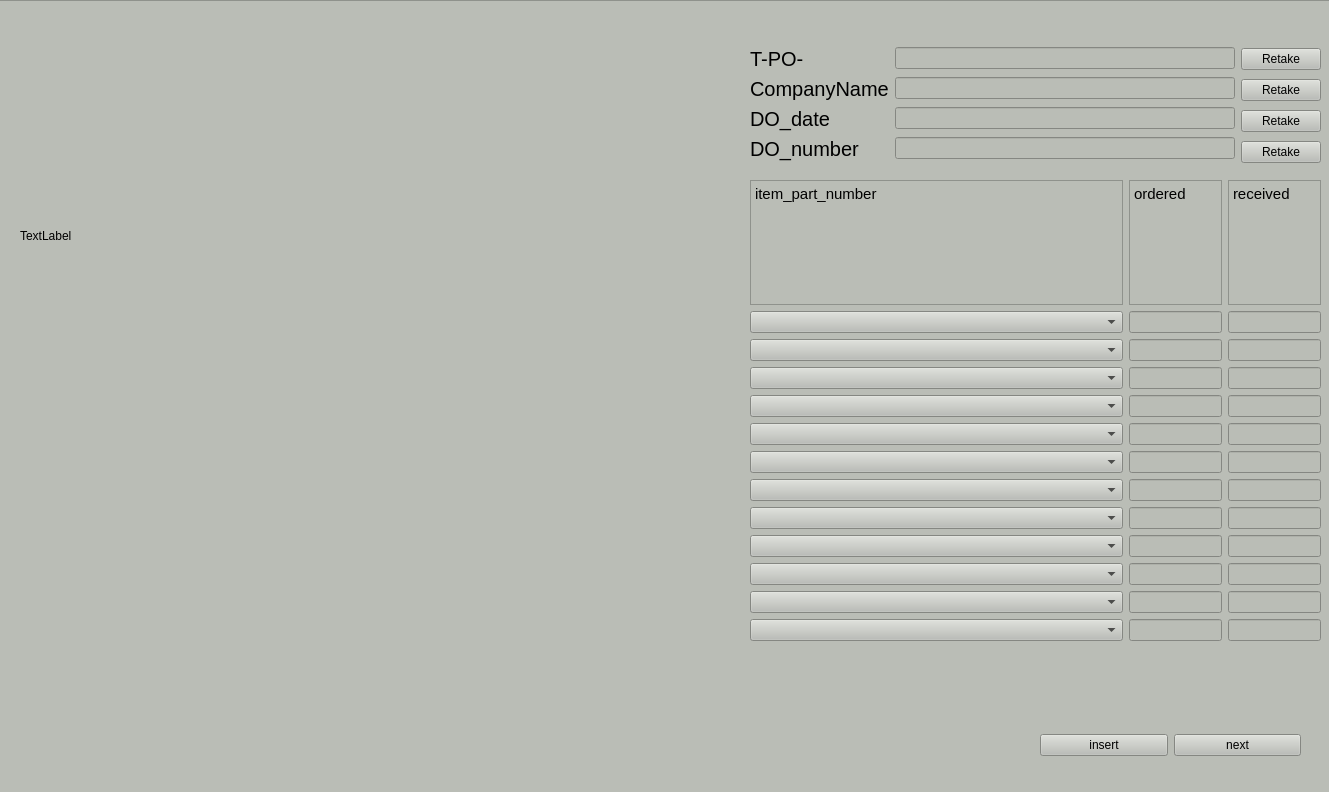
Qt form DO.ui (minglok943/TSH_DO_OCR) before a commit.
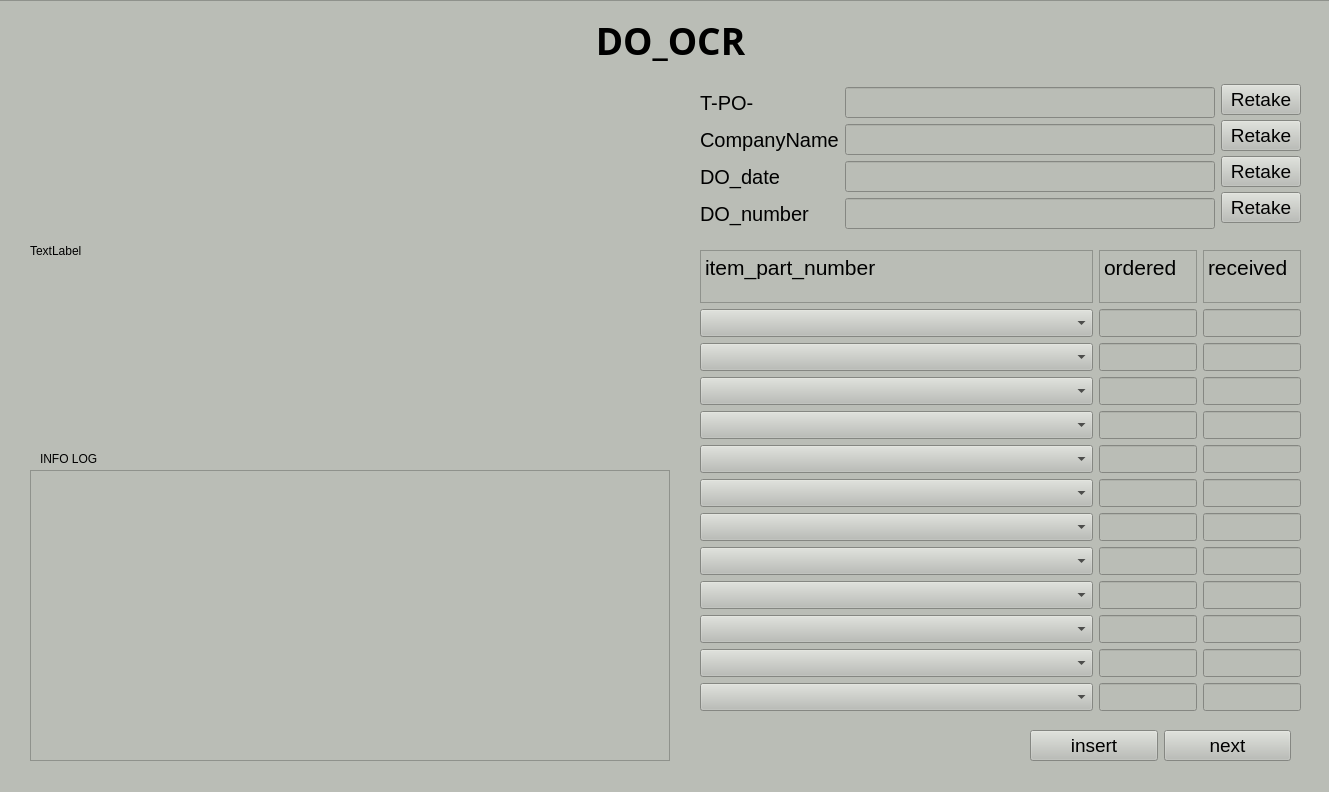
The same form after that commit. Icons and pictures are not drawn.

Commit message: insert and next button working, info log working

```diff
--- a/DO.ui
+++ b/DO.ui
@@ -16,10 +16,10 @@
   <widget class="QFrame" name="frame">
    <property name="geometry">
     <rect>
-     <x>-10</x>
+     <x>-30</x>
      <y>0</y>
-     <width>1341</width>
-     <height>881</height>
+     <width>1371</width>
+     <height>901</height>
     </rect>
    </property>
    <property name="styleSheet">
@@ -34,10 +34,10 @@
    <widget class="QLabel" name="feedLabel">
     <property name="geometry">
      <rect>
-      <x>30</x>
-      <y>20</y>
-      <width>691</width>
-      <height>431</height>
+      <x>60</x>
+      <y>80</y>
+      <width>640</width>
+      <height>341</height>
      </rect>
     </property>
     <property name="text">
@@ -47,13 +47,16 @@
    <widget class="QWidget" name="horizontalLayoutWidget">
     <property name="geometry">
      <rect>
-      <x>760</x>
-      <y>40</y>
-      <width>571</width>
-      <height>134</height>
+      <x>730</x>
+      <y>80</y>
+      <width>601</width>
+      <height>161</height>
      </rect>
     </property>
     <layout class="QHBoxLayout" name="horizontalLayout_2">
+     <property name="sizeConstraint">
+      <enum>QLayout::SetDefaultConstraint</enum>
+     </property>
      <item>
       <layout class="QFormLayout" name="formLayout">
        <property name="topMargin">
@@ -75,7 +78,13 @@
         </widget>
        </item>
        <item row="0" column="1">
-        <widget class="QLineEdit" name="tPOLineEdit"/>
+        <widget class="QLineEdit" name="tPOLineEdit">
+         <property name="font">
+          <font>
+           <pointsize>14</pointsize>
+          </font>
+         </property>
+        </widget>
        </item>
        <item row="1" column="0">
         <widget class="QLabel" name="companyNameLabel">
@@ -90,7 +99,13 @@
         </widget>
        </item>
        <item row="1" column="1">
-        <widget class="QLineEdit" name="companyNameLineEdit"/>
+        <widget class="QLineEdit" name="companyNameLineEdit">
+         <property name="font">
+          <font>
+           <pointsize>14</pointsize>
+          </font>
+         </property>
+        </widget>
        </item>
        <item row="2" column="0">
         <widget class="QLabel" name="dO_dateLabel">
@@ -105,7 +120,13 @@
         </widget>
        </item>
        <item row="2" column="1">
-        <widget class="QLineEdit" name="dO_dateLineEdit"/>
+        <widget class="QLineEdit" name="dO_dateLineEdit">
+         <property name="font">
+          <font>
+           <pointsize>14</pointsize>
+          </font>
+         </property>
+        </widget>
        </item>
        <item row="3" column="0">
         <widget class="QLabel" name="dO_numberLabel">
@@ -120,7 +141,13 @@
         </widget>
        </item>
        <item row="3" column="1">
-        <widget class="QLineEdit" name="dO_numberLineEdit"/>
+        <widget class="QLineEdit" name="dO_numberLineEdit">
+         <property name="font">
+          <font>
+           <pointsize>14</pointsize>
+          </font>
+         </property>
+        </widget>
        </item>
       </layout>
      </item>
@@ -133,10 +160,15 @@
         <number>0</number>
        </property>
        <property name="bottomMargin">
-        <number>2</number>
+        <number>10</number>
        </property>
        <item>
         <widget class="QPushButton" name="poRetakeButton">
+         <property name="font">
+          <font>
+           <pointsize>14</pointsize>
+          </font>
+         </property>
          <property name="text">
           <string>Retake</string>
          </property>
@@ -144,6 +176,11 @@
        </item>
        <item>
         <widget class="QPushButton" name="companyNameRetakeButton">
+         <property name="font">
+          <font>
+           <pointsize>14</pointsize>
+          </font>
+         </property>
          <property name="text">
           <string>Retake</string>
          </property>
@@ -151,6 +188,11 @@
        </item>
        <item>
         <widget class="QPushButton" name="doDateRetakeButton">
+         <property name="font">
+          <font>
+           <pointsize>14</pointsize>
+          </font>
+         </property>
          <property name="text">
           <string>Retake</string>
          </property>
@@ -158,6 +200,11 @@
        </item>
        <item>
         <widget class="QPushButton" name="doNumberRetakeButton">
+         <property name="font">
+          <font>
+           <pointsize>14</pointsize>
+          </font>
+         </property>
          <property name="text">
           <string>Retake</string>
          </property>
@@ -170,22 +217,32 @@
    <widget class="QWidget" name="horizontalLayoutWidget_2">
     <property name="geometry">
      <rect>
-      <x>1050</x>
+      <x>1060</x>
       <y>730</y>
       <width>261</width>
-      <height>31</height>
+      <height>32</height>
      </rect>
     </property>
     <layout class="QHBoxLayout" name="horizontalLayout">
-     <item>
-      <widget class="QPushButton" name="nextButton">
-       <property name="text">
-        <string>insert</string>
-       </property>
-      </widget>
-     </item>
      <item>
       <widget class="QPushButton" name="insertButton">
+       <property name="font">
+        <font>
+         <pointsize>14</pointsize>
+        </font>
+       </property>
+       <property name="text">
+        <string>insert</string>
+       </property>
+      </widget>
+     </item>
+     <item>
+      <widget class="QPushButton" name="nextButton">
+       <property name="font">
+        <font>
+         <pointsize>14</pointsize>
+        </font>
+       </property>
        <property name="text">
         <string>next</string>
        </property>
@@ -196,9 +253,9 @@
    <widget class="QWidget" name="verticalLayoutWidget_4">
     <property name="geometry">
      <rect>
-      <x>760</x>
-      <y>180</y>
-      <width>571</width>
+      <x>730</x>
+      <y>250</y>
+      <width>601</width>
       <height>461</height>
      </rect>
     </property>
@@ -225,6 +282,11 @@
            <height>28</height>
           </size>
          </property>
+         <property name="font">
+          <font>
+           <pointsize>15</pointsize>
+          </font>
+         </property>
          <property name="frameShape">
           <enum>QFrame::StyledPanel</enum>
          </property>
@@ -232,8 +294,8 @@
           <string>&lt;!DOCTYPE HTML PUBLIC &quot;-//W3C//DTD HTML 4.0//EN&quot; &quot;http://www.w3.org/TR/REC-html40/strict.dtd&quot;&gt;
 &lt;html&gt;&lt;head&gt;&lt;meta name=&quot;qrichtext&quot; content=&quot;1&quot; /&gt;&lt;style type=&quot;text/css&quot;&gt;
 p, li { white-space: pre-wrap; }
-&lt;/style&gt;&lt;/head&gt;&lt;body style=&quot; font-family:'Ubuntu'; font-size:11pt; font-weight:400; font-style:normal;&quot;&gt;
-&lt;p style=&quot; margin-top:0px; margin-bottom:0px; margin-left:0px; margin-right:0px; -qt-block-indent:0; text-indent:0px;&quot;&gt;item_part_number&lt;/p&gt;&lt;/body&gt;&lt;/html&gt;</string>
+&lt;/style&gt;&lt;/head&gt;&lt;body style=&quot; font-family:'Ubuntu'; font-size:15pt; font-weight:400; font-style:normal;&quot;&gt;
+&lt;p style=&quot; margin-top:0px; margin-bottom:0px; margin-left:0px; margin-right:0px; -qt-block-indent:0; text-indent:0px;&quot;&gt;&lt;span style=&quot; font-size:16pt;&quot;&gt;item_part_number&lt;/span&gt;&lt;/p&gt;&lt;/body&gt;&lt;/html&gt;</string>
          </property>
         </widget>
        </item>
@@ -251,12 +313,17 @@
            <height>28</height>
           </size>
          </property>
+         <property name="font">
+          <font>
+           <pointsize>15</pointsize>
+          </font>
+         </property>
          <property name="html">
           <string>&lt;!DOCTYPE HTML PUBLIC &quot;-//W3C//DTD HTML 4.0//EN&quot; &quot;http://www.w3.org/TR/REC-html40/strict.dtd&quot;&gt;
 &lt;html&gt;&lt;head&gt;&lt;meta name=&quot;qrichtext&quot; content=&quot;1&quot; /&gt;&lt;style type=&quot;text/css&quot;&gt;
 p, li { white-space: pre-wrap; }
-&lt;/style&gt;&lt;/head&gt;&lt;body style=&quot; font-family:'Ubuntu'; font-size:11pt; font-weight:400; font-style:normal;&quot;&gt;
-&lt;p style=&quot; margin-top:0px; margin-bottom:0px; margin-left:0px; margin-right:0px; -qt-block-indent:0; text-indent:0px;&quot;&gt;ordered&lt;/p&gt;&lt;/body&gt;&lt;/html&gt;</string>
+&lt;/style&gt;&lt;/head&gt;&lt;body style=&quot; font-family:'Ubuntu'; font-size:15pt; font-weight:400; font-style:normal;&quot;&gt;
+&lt;p style=&quot; margin-top:0px; margin-bottom:0px; margin-left:0px; margin-right:0px; -qt-block-indent:0; text-indent:0px;&quot;&gt;&lt;span style=&quot; font-size:16pt;&quot;&gt;ordered&lt;/span&gt;&lt;/p&gt;&lt;/body&gt;&lt;/html&gt;</string>
          </property>
         </widget>
        </item>
@@ -268,12 +335,17 @@
            <height>28</height>
           </size>
          </property>
+         <property name="font">
+          <font>
+           <pointsize>15</pointsize>
+          </font>
+         </property>
          <property name="html">
           <string>&lt;!DOCTYPE HTML PUBLIC &quot;-//W3C//DTD HTML 4.0//EN&quot; &quot;http://www.w3.org/TR/REC-html40/strict.dtd&quot;&gt;
 &lt;html&gt;&lt;head&gt;&lt;meta name=&quot;qrichtext&quot; content=&quot;1&quot; /&gt;&lt;style type=&quot;text/css&quot;&gt;
 p, li { white-space: pre-wrap; }
-&lt;/style&gt;&lt;/head&gt;&lt;body style=&quot; font-family:'Ubuntu'; font-size:11pt; font-weight:400; font-style:normal;&quot;&gt;
-&lt;p style=&quot; margin-top:0px; margin-bottom:0px; margin-left:0px; margin-right:0px; -qt-block-indent:0; text-indent:0px;&quot;&gt;received&lt;/p&gt;&lt;/body&gt;&lt;/html&gt;</string>
+&lt;/style&gt;&lt;/head&gt;&lt;body style=&quot; font-family:'Ubuntu'; font-size:15pt; font-weight:400; font-style:normal;&quot;&gt;
+&lt;p style=&quot; margin-top:0px; margin-bottom:0px; margin-left:0px; margin-right:0px; -qt-block-indent:0; text-indent:0px;&quot;&gt;&lt;span style=&quot; font-size:16pt;&quot;&gt;received&lt;/span&gt;&lt;/p&gt;&lt;/body&gt;&lt;/html&gt;</string>
          </property>
         </widget>
        </item>
@@ -287,120 +359,336 @@
           <enum>QLayout::SetFixedSize</enum>
          </property>
          <item>
-          <widget class="QComboBox" name="comboBox0"/>
+          <widget class="QComboBox" name="comboBox0">
+           <property name="font">
+            <font>
+             <pointsize>13</pointsize>
+            </font>
+           </property>
+          </widget>
          </item>
          <item>
-          <widget class="QComboBox" name="comboBox1"/>
+          <widget class="QComboBox" name="comboBox1">
+           <property name="font">
+            <font>
+             <pointsize>13</pointsize>
+            </font>
+           </property>
+          </widget>
          </item>
          <item>
-          <widget class="QComboBox" name="comboBox2"/>
+          <widget class="QComboBox" name="comboBox2">
+           <property name="font">
+            <font>
+             <pointsize>13</pointsize>
+            </font>
+           </property>
+          </widget>
          </item>
          <item>
-          <widget class="QComboBox" name="comboBox3"/>
+          <widget class="QComboBox" name="comboBox3">
+           <property name="font">
+            <font>
+             <pointsize>13</pointsize>
+            </font>
+           </property>
+          </widget>
          </item>
          <item>
-          <widget class="QComboBox" name="comboBox4"/>
+          <widget class="QComboBox" name="comboBox4">
+           <property name="font">
+            <font>
+             <pointsize>13</pointsize>
+            </font>
+           </property>
+          </widget>
          </item>
          <item>
-          <widget class="QComboBox" name="comboBox5"/>
+          <widget class="QComboBox" name="comboBox5">
+           <property name="font">
+            <font>
+             <pointsize>13</pointsize>
+            </font>
+           </property>
+          </widget>
          </item>
          <item>
-          <widget class="QComboBox" name="comboBox6"/>
+          <widget class="QComboBox" name="comboBox6">
+           <property name="font">
+            <font>
+             <pointsize>13</pointsize>
+            </font>
+           </property>
+          </widget>
          </item>
          <item>
-          <widget class="QComboBox" name="comboBox7"/>
+          <widget class="QComboBox" name="comboBox7">
+           <property name="font">
+            <font>
+             <pointsize>13</pointsize>
+            </font>
+           </property>
+          </widget>
          </item>
          <item>
-          <widget class="QComboBox" name="comboBox8"/>
+          <widget class="QComboBox" name="comboBox8">
+           <property name="font">
+            <font>
+             <pointsize>13</pointsize>
+            </font>
+           </property>
+          </widget>
          </item>
          <item>
-          <widget class="QComboBox" name="comboBox9"/>
+          <widget class="QComboBox" name="comboBox9">
+           <property name="font">
+            <font>
+             <pointsize>13</pointsize>
+            </font>
+           </property>
+          </widget>
          </item>
          <item>
-          <widget class="QComboBox" name="comboBox10"/>
+          <widget class="QComboBox" name="comboBox10">
+           <property name="font">
+            <font>
+             <pointsize>13</pointsize>
+            </font>
+           </property>
+          </widget>
          </item>
          <item>
-          <widget class="QComboBox" name="comboBox11"/>
+          <widget class="QComboBox" name="comboBox11">
+           <property name="font">
+            <font>
+             <pointsize>13</pointsize>
+            </font>
+           </property>
+          </widget>
          </item>
         </layout>
        </item>
        <item>
         <layout class="QVBoxLayout" name="receivedVLayout">
          <item>
-          <widget class="QLineEdit" name="orderedEdit0"/>
+          <widget class="QLineEdit" name="orderedEdit0">
+           <property name="font">
+            <font>
+             <pointsize>13</pointsize>
+            </font>
+           </property>
+          </widget>
          </item>
          <item>
-          <widget class="QLineEdit" name="orderedEdit1"/>
+          <widget class="QLineEdit" name="orderedEdit1">
+           <property name="font">
+            <font>
+             <pointsize>13</pointsize>
+            </font>
+           </property>
+          </widget>
          </item>
          <item>
-          <widget class="QLineEdit" name="orderedEdit3"/>
+          <widget class="QLineEdit" name="orderedEdit3">
+           <property name="font">
+            <font>
+             <pointsize>13</pointsize>
+            </font>
+           </property>
+          </widget>
          </item>
          <item>
-          <widget class="QLineEdit" name="orderedEdit2"/>
+          <widget class="QLineEdit" name="orderedEdit2">
+           <property name="font">
+            <font>
+             <pointsize>13</pointsize>
+            </font>
+           </property>
+          </widget>
          </item>
          <item>
-          <widget class="QLineEdit" name="orderedEdit4"/>
+          <widget class="QLineEdit" name="orderedEdit4">
+           <property name="font">
+            <font>
+             <pointsize>13</pointsize>
+            </font>
+           </property>
+          </widget>
          </item>
          <item>
-          <widget class="QLineEdit" name="orderedEdit5"/>
+          <widget class="QLineEdit" name="orderedEdit5">
+           <property name="font">
+            <font>
+             <pointsize>13</pointsize>
+            </font>
+           </property>
+          </widget>
          </item>
          <item>
-          <widget class="QLineEdit" name="orderedEdit6"/>
+          <widget class="QLineEdit" name="orderedEdit6">
+           <property name="font">
+            <font>
+             <pointsize>13</pointsize>
+            </font>
+           </property>
+          </widget>
          </item>
          <item>
-          <widget class="QLineEdit" name="orderedEdit7"/>
+          <widget class="QLineEdit" name="orderedEdit7">
+           <property name="font">
+            <font>
+             <pointsize>13</pointsize>
+            </font>
+           </property>
+          </widget>
          </item>
          <item>
-          <widget class="QLineEdit" name="orderedEdit8"/>
+          <widget class="QLineEdit" name="orderedEdit8">
+           <property name="font">
+            <font>
+             <pointsize>13</pointsize>
+            </font>
+           </property>
+          </widget>
          </item>
          <item>
-          <widget class="QLineEdit" name="orderedEdit9"/>
+          <widget class="QLineEdit" name="orderedEdit9">
+           <property name="font">
+            <font>
+             <pointsize>13</pointsize>
+            </font>
+           </property>
+          </widget>
          </item>
          <item>
-          <widget class="QLineEdit" name="orderedEdit10"/>
+          <widget class="QLineEdit" name="orderedEdit10">
+           <property name="font">
+            <font>
+             <pointsize>13</pointsize>
+            </font>
+           </property>
+          </widget>
          </item>
          <item>
-          <widget class="QLineEdit" name="orderedEdit11"/>
+          <widget class="QLineEdit" name="orderedEdit11">
+           <property name="font">
+            <font>
+             <pointsize>13</pointsize>
+            </font>
+           </property>
+          </widget>
          </item>
         </layout>
        </item>
        <item>
         <layout class="QVBoxLayout" name="orderedVLayout">
          <item>
-          <widget class="QLineEdit" name="receivedEdit0"/>
+          <widget class="QLineEdit" name="receivedEdit0">
+           <property name="font">
+            <font>
+             <pointsize>13</pointsize>
+            </font>
+           </property>
+          </widget>
          </item>
          <item>
-          <widget class="QLineEdit" name="receivedEdit1"/>
+          <widget class="QLineEdit" name="receivedEdit1">
+           <property name="font">
+            <font>
+             <pointsize>13</pointsize>
+            </font>
+           </property>
+          </widget>
          </item>
          <item>
-          <widget class="QLineEdit" name="receivedEdit2"/>
+          <widget class="QLineEdit" name="receivedEdit2">
+           <property name="font">
+            <font>
+             <pointsize>13</pointsize>
+            </font>
+           </property>
+          </widget>
          </item>
          <item>
-          <widget class="QLineEdit" name="receivedEdit3"/>
+          <widget class="QLineEdit" name="receivedEdit3">
+           <property name="font">
+            <font>
+             <pointsize>13</pointsize>
+            </font>
+           </property>
+          </widget>
          </item>
          <item>
-          <widget class="QLineEdit" name="receivedEdit4"/>
+          <widget class="QLineEdit" name="receivedEdit4">
+           <property name="font">
+            <font>
+             <pointsize>13</pointsize>
+            </font>
+           </property>
+          </widget>
          </item>
          <item>
-          <widget class="QLineEdit" name="receivedEdit5"/>
+          <widget class="QLineEdit" name="receivedEdit5">
+           <property name="font">
+            <font>
+             <pointsize>13</pointsize>
+            </font>
+           </property>
+          </widget>
          </item>
          <item>
-          <widget class="QLineEdit" name="receivedEdit6"/>
+          <widget class="QLineEdit" name="receivedEdit6">
+           <property name="font">
+            <font>
+             <pointsize>13</pointsize>
+            </font>
+           </property>
+          </widget>
          </item>
          <item>
-          <widget class="QLineEdit" name="receivedEdit7"/>
+          <widget class="QLineEdit" name="receivedEdit7">
+           <property name="font">
+            <font>
+             <pointsize>13</pointsize>
+            </font>
+           </property>
+          </widget>
          </item>
          <item>
-          <widget class="QLineEdit" name="receivedEdit8"/>
+          <widget class="QLineEdit" name="receivedEdit8">
+           <property name="font">
+            <font>
+             <pointsize>13</pointsize>
+            </font>
+           </property>
+          </widget>
          </item>
          <item>
-          <widget class="QLineEdit" name="receivedEdit9"/>
+          <widget class="QLineEdit" name="receivedEdit9">
+           <property name="font">
+            <font>
+             <pointsize>13</pointsize>
+            </font>
+           </property>
+          </widget>
          </item>
          <item>
-          <widget class="QLineEdit" name="receivedEdit10"/>
+          <widget class="QLineEdit" name="receivedEdit10">
+           <property name="font">
+            <font>
+             <pointsize>13</pointsize>
+            </font>
+           </property>
+          </widget>
          </item>
          <item>
-          <widget class="QLineEdit" name="receivedEdit11"/>
+          <widget class="QLineEdit" name="receivedEdit11">
+           <property name="font">
+            <font>
+             <pointsize>13</pointsize>
+            </font>
+           </property>
+          </widget>
          </item>
         </layout>
        </item>
@@ -408,6 +696,85 @@
      </item>
     </layout>
    </widget>
+   <widget class="QTextBrowser" name="infoTextBrowser">
+    <property name="geometry">
+     <rect>
+      <x>60</x>
+      <y>470</y>
+      <width>640</width>
+      <height>291</height>
+     </rect>
+    </property>
+    <property name="html">
+     <string>&lt;!DOCTYPE HTML PUBLIC &quot;-//W3C//DTD HTML 4.0//EN&quot; &quot;http://www.w3.org/TR/REC-html40/strict.dtd&quot;&gt;
+&lt;html&gt;&lt;head&gt;&lt;meta name=&quot;qrichtext&quot; content=&quot;1&quot; /&gt;&lt;style type=&quot;text/css&quot;&gt;
+p, li { white-space: pre-wrap; }
+&lt;/style&gt;&lt;/head&gt;&lt;body style=&quot; font-family:'Ubuntu'; font-size:11pt; font-weight:400; font-style:normal;&quot;&gt;
+&lt;p style=&quot;-qt-paragraph-type:empty; margin-top:0px; margin-bottom:0px; margin-left:0px; margin-right:0px; -qt-block-indent:0; text-indent:0px;&quot;&gt;&lt;br /&gt;&lt;/p&gt;&lt;/body&gt;&lt;/html&gt;</string>
+    </property>
+   </widget>
+   <widget class="QLabel" name="logoLabel">
+    <property name="geometry">
+     <rect>
+      <x>60</x>
+      <y>17</y>
+      <width>171</width>
+      <height>51</height>
+     </rect>
+    </property>
+    <property name="styleSheet">
+     <string notr="true">image: url(:/newPrefix/logo.PNG);</string>
+    </property>
+    <property name="text">
+     <string/>
+    </property>
+    <property name="pixmap">
+     <pixmap resource="logo.qrc">:/newPrefix/logo.PNG</pixmap>
+    </property>
+    <property name="scaledContents">
+     <bool>false</bool>
+    </property>
+   </widget>
+   <widget class="QLabel" name="titleLabel">
+    <property name="geometry">
+     <rect>
+      <x>620</x>
+      <y>20</y>
+      <width>161</width>
+      <height>41</height>
+     </rect>
+    </property>
+    <property name="font">
+     <font>
+      <family>Pagul</family>
+      <pointsize>28</pointsize>
+      <weight>75</weight>
+      <bold>true</bold>
+     </font>
+    </property>
+    <property name="text">
+     <string>DO_OCR</string>
+    </property>
+    <property name="alignment">
+     <set>Qt::AlignCenter</set>
+    </property>
+    <property name="wordWrap">
+     <bool>true</bool>
+    </property>
+   </widget>
+   <widget class="QLabel" name="label">
+    <property name="geometry">
+     <rect>
+      <x>70</x>
+      <y>450</y>
+      <width>71</width>
+      <height>17</height>
+     </rect>
+    </property>
+    <property name="text">
+     <string>INFO LOG</string>
+    </property>
+   </widget>
   </widget>
  </widget>
  <resources/>
```
Left out of the diff: 4 changed lines with no effect on the pictures. The commit also changes 10 other files.
